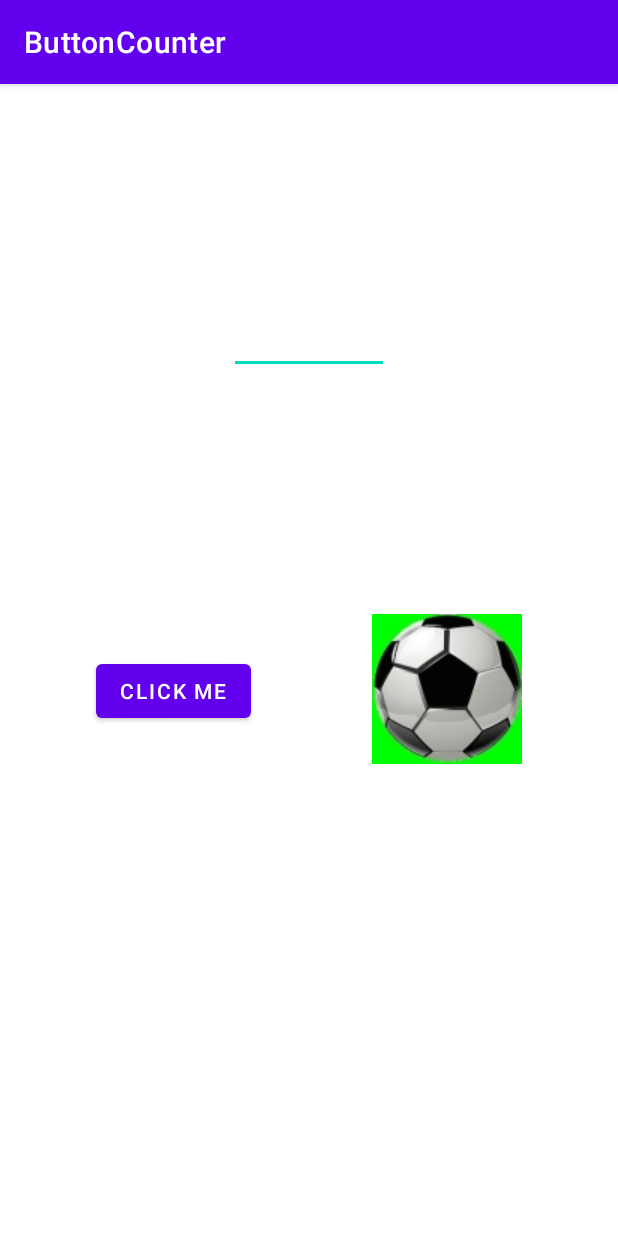
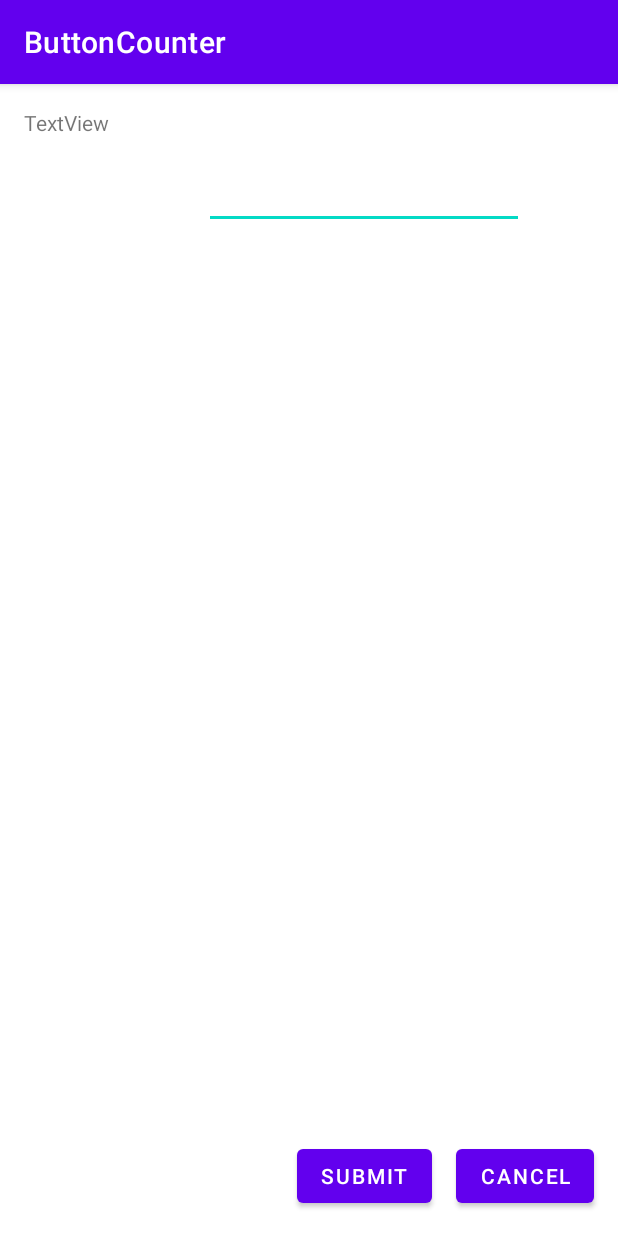
Before and after one commit to Grizz03/Button_Counter, an Android app: the screen it shows after launch (MainActivity), on a phone screen of 412 x 824 dp. Run offline under Robolectric (Android 15) with nearby library versions, the phone set to English and light mode, and no system bars.

Commit message:
added baseline constraints

```diff
--- a/app/src/main/java/com/example/buttoncounter/MainActivity.kt
+++ b/app/src/main/java/com/example/buttoncounter/MainActivity.kt
@@ -6,6 +6,6 @@ import android.os.Bundle
 class MainActivity : AppCompatActivity() {
     override fun onCreate(savedInstanceState: Bundle?) {
         super.onCreate(savedInstanceState)
-        setContentView(R.layout.activity_main)
+        setContentView(R.layout.note_layout)
     }
 }
--- a/app/src/main/res/layout/activity_main.xml
+++ b/app/src/main/res/layout/activity_main.xml
@@ -7,32 +7,21 @@
         android:layout_height="match_parent"
         tools:context=".MainActivity">
     <ImageView
-            android:layout_width="wrap_content"
-            android:layout_height="wrap_content" app:srcCompat="@drawable/ball_100x100" android:id="@+id/imageView2"
+            android:layout_width="0dp"
+            android:layout_height="0dp" app:srcCompat="@drawable/ball_100x100" android:id="@+id/imageView2"
             app:layout_constraintEnd_toEndOf="parent"
-            android:layout_marginEnd="16dp" app:layout_constraintBottom_toBottomOf="parent"
-            android:layout_marginBottom="16dp"
-            android:scaleType="fitXY" android:cropToPadding="true" android:adjustViewBounds="true"
-            android:layout_marginStart="16dp" app:layout_constraintStart_toEndOf="@+id/button"
+            android:layout_marginEnd="8dp" app:layout_constraintBottom_toBottomOf="parent"
+            android:scaleType="centerCrop" android:cropToPadding="true" android:adjustViewBounds="true"
             android:contentDescription="@string/random_picture"
-            android:layout_marginTop="16dp" app:layout_constraintTop_toBottomOf="@+id/editTextNumber"
-            app:layout_constraintVertical_bias="0.325"/>
+            android:layout_marginTop="8dp" android:layout_marginBottom="8dp"
+            app:layout_constraintStart_toEndOf="@+id/button" android:layout_marginStart="8dp"
+            app:layout_constraintTop_toBottomOf="@+id/button"/>
     <Button
             android:text="@string/click_me"
             android:layout_width="wrap_content"
             android:layout_height="wrap_content" android:id="@+id/button"
-            app:layout_constraintStart_toStartOf="parent"
-            app:layout_constraintBottom_toBottomOf="parent" app:layout_constraintEnd_toStartOf="@+id/imageView2"
-            android:layout_marginEnd="16dp" android:layout_marginStart="16dp"
-            android:layout_marginTop="16dp" app:layout_constraintTop_toBottomOf="@+id/editTextNumber"
-            app:layout_constraintVertical_bias="0.346" android:layout_marginBottom="16dp"/>
-    <EditText
-            android:layout_width="wrap_content"
-            android:layout_height="wrap_content"
-            android:inputType="number"
-            android:ems="5"
-            android:id="@+id/editTextNumber"
-            app:layout_constraintTop_toTopOf="parent"
-            app:layout_constraintStart_toStartOf="parent" app:layout_constraintEnd_toEndOf="parent"
-            android:layout_marginTop="148dp"/>
+            android:textSize="32px" app:layout_constraintTop_toTopOf="parent" android:layout_marginTop="16dp"
+            android:fontFamily="casual"
+            android:textStyle="bold" android:textAlignment="center" app:layout_constraintStart_toStartOf="parent"
+            android:layout_marginStart="16dp"/>
 </androidx.constraintlayout.widget.ConstraintLayout>
--- /dev/null
+++ b/app/src/main/res/layout/note_layout.xml
@@ -0,0 +1,38 @@
+<?xml version="1.0" encoding="utf-8"?>
+<androidx.constraintlayout.widget.ConstraintLayout xmlns:android="http://schemas.android.com/apk/res/android"
+                                                   xmlns:app="http://schemas.android.com/apk/res-auto"
+                                                   xmlns:tools="http://schemas.android.com/tools"
+                                                   android:layout_width="match_parent"
+                                                   android:layout_height="match_parent">
+
+    <TextView
+            android:text="TextView"
+            android:layout_width="wrap_content"
+            android:layout_height="wrap_content" android:id="@+id/textView"
+            app:layout_constraintStart_toStartOf="parent"
+            app:layout_constraintTop_toTopOf="parent"
+            android:layout_marginStart="16dp" android:layout_marginTop="16dp"/>
+    <EditText
+            android:layout_width="wrap_content"
+            android:layout_height="wrap_content"
+            android:inputType="textMultiLine"
+            android:gravity="start|top"
+            android:ems="10"
+            android:id="@+id/editTextTextMultiLine"
+            app:layout_constraintEnd_toEndOf="parent"
+            android:layout_marginTop="16dp" app:layout_constraintTop_toBottomOf="@+id/textView"
+            android:layout_marginStart="16dp" app:layout_constraintStart_toEndOf="@+id/textView"
+            android:layout_marginEnd="16dp"/>
+    <Button
+            android:text="Cancel"
+            android:layout_width="wrap_content"
+            android:layout_height="wrap_content" android:id="@+id/button2"
+            app:layout_constraintEnd_toEndOf="parent" app:layout_constraintBottom_toBottomOf="parent"
+            android:layout_marginBottom="16dp" android:layout_marginEnd="16dp"/>
+    <Button
+            android:text="Submit"
+            android:layout_width="wrap_content"
+            android:layout_height="wrap_content" android:id="@+id/button3"
+            app:layout_constraintEnd_toStartOf="@+id/button2"
+            android:layout_marginEnd="16dp" app:layout_constraintBaseline_toBaselineOf="@+id/button2"/>
+</androidx.constraintlayout.widget.ConstraintLayout>
```
